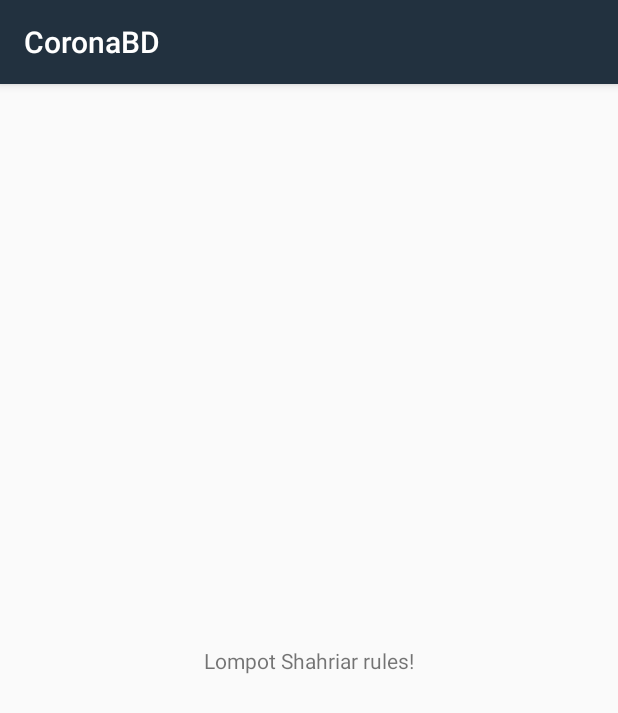
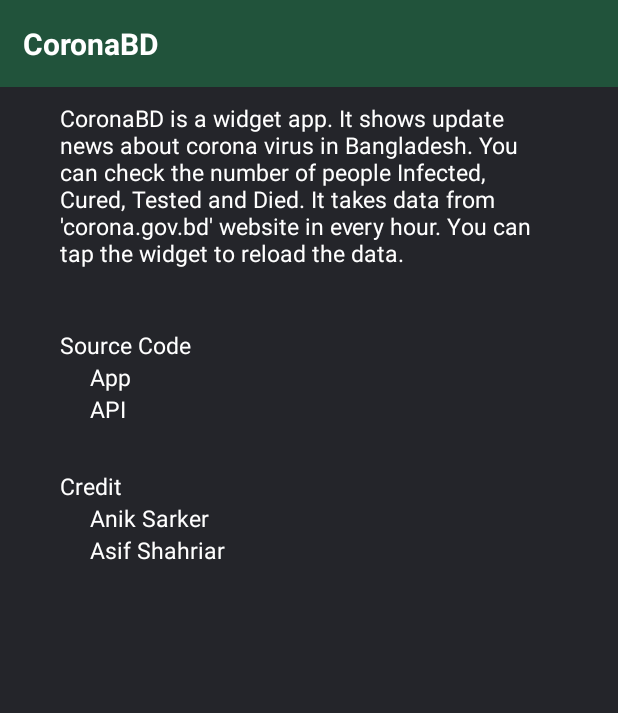
Before and after one commit to sarkerjr/Coronavirus-Updates-Bangladesh, an Android app: the screen it shows after launch (MainActivity), on a phone screen of 412 x 824 dp. Shown: the top 713 px of the screen. Run offline under Robolectric (Android 15) with nearby library versions, the phone set to English and light mode, and no system bars.

Commit message:
Added MainActivty text

```diff
--- a/app/src/main/java/com/sarkerjr/widgetpractice/MainActivity.java
+++ b/app/src/main/java/com/sarkerjr/widgetpractice/MainActivity.java
@@ -17,8 +17,5 @@ public class MainActivity extends AppCompatActivity {
         super.onCreate(savedInstanceState);
         setContentView(R.layout.activity_main);
 
-        textView = (TextView) findViewById(R.id.text);
-
-        textView.setText("Lompot Shahriar rules!");
     }
 }
--- a/app/src/main/res/layout/activity_main.xml
+++ b/app/src/main/res/layout/activity_main.xml
@@ -1,19 +1,87 @@
 <?xml version="1.0" encoding="utf-8"?>
-<androidx.constraintlayout.widget.ConstraintLayout xmlns:android="http://schemas.android.com/apk/res/android"
+<LinearLayout xmlns:android="http://schemas.android.com/apk/res/android"
     xmlns:app="http://schemas.android.com/apk/res-auto"
     xmlns:tools="http://schemas.android.com/tools"
     android:layout_width="match_parent"
     android:layout_height="match_parent"
-    tools:context=".MainActivity">
+    android:background="#24252a"
+    tools:context=".MainActivity"
+    android:orientation="vertical"
+    >
 
     <TextView
-        android:id="@+id/text"
+        android:layout_width="match_parent"
+        android:layout_height="wrap_content"
+        android:text="@string/app_name"
+        android:textColor="#fff"
+        android:padding="15dp"
+        android:textSize="20sp"
+        android:textStyle="bold"
+        android:background="#801e824c"
+        />
+    <TextView
         android:layout_width="wrap_content"
         android:layout_height="wrap_content"
-        android:text="Hello World!"
-        app:layout_constraintBottom_toBottomOf="parent"
-        app:layout_constraintLeft_toLeftOf="parent"
-        app:layout_constraintRight_toRightOf="parent"
-        app:layout_constraintTop_toTopOf="parent" />
+        android:text="@string/home_text"
+        android:textColor="#fff"
+        android:layout_marginLeft="30dp"
+        android:layout_marginRight="30dp"
+        android:textSize="15sp"
+        android:padding="10dp"
+        />
 
-</androidx.constraintlayout.widget.ConstraintLayout>
+    <TextView
+        android:layout_width="wrap_content"
+        android:layout_height="wrap_content"
+        android:text="Source Code"
+        android:textColor="#fff"
+        android:layout_marginLeft="40dp"
+       android:layout_marginTop="30dp"
+        android:textSize="15sp"
+        />
+    <TextView
+        android:layout_width="wrap_content"
+        android:layout_height="wrap_content"
+        android:text="App"
+        android:textColor="#fff"
+        android:layout_marginLeft="60dp"
+        android:textSize="15sp"
+        />
+    <TextView
+        android:layout_width="wrap_content"
+        android:layout_height="wrap_content"
+        android:text="API"
+        android:textColor="#fff"
+        android:layout_marginLeft="60dp"
+
+        android:textSize="15sp"
+        />
+
+    <TextView
+        android:layout_width="wrap_content"
+        android:layout_height="wrap_content"
+        android:text="Credit"
+        android:textColor="#fff"
+        android:layout_marginLeft="40dp"
+        android:layout_marginTop="30dp"
+        android:textSize="15sp"
+        />
+    <TextView
+        android:layout_width="wrap_content"
+        android:layout_height="wrap_content"
+        android:text="Anik Sarker"
+        android:textColor="#fff"
+        android:layout_marginLeft="60dp"
+        android:textSize="15sp"
+        />
+    <TextView
+        android:layout_width="wrap_content"
+        android:layout_height="wrap_content"
+        android:text="Asif Shahriar"
+        android:textColor="#fff"
+        android:layout_marginLeft="60dp"
+        android:textSize="15sp"
+        />
+
+
+</LinearLayout>
--- a/app/src/main/res/values/strings.xml
+++ b/app/src/main/res/values/strings.xml
@@ -1,3 +1,4 @@
 <resources>
     <string name="app_name">CoronaBD</string>
+    <string name="home_text">CoronaBD is a widget app. It shows update news about corona virus in Bangladesh. You can check the number of people Infected, Cured, Tested and Died. It takes data from \'corona.gov.bd\' website in every hour. You can tap the widget to reload the data.</string>
 </resources>
--- a/app/src/main/res/values/styles.xml
+++ b/app/src/main/res/values/styles.xml
@@ -1,7 +1,7 @@
 <resources>
 
     <!-- Base application theme. -->
-    <style name="AppTheme" parent="Theme.AppCompat.Light.DarkActionBar">
+    <style name="AppTheme" parent="Theme.AppCompat.Light.NoActionBar">
         <!-- Customize your theme here. -->
         <item name="colorPrimary">#22313f</item>
         <item name="colorPrimaryDark">#8022313f</item>
```
